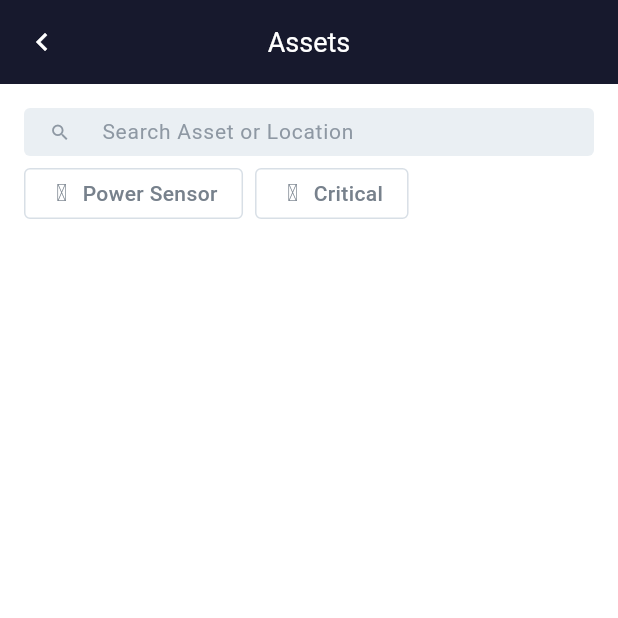
After one commit to matheusfelipe1/Tractian-Selection-Process, a Flutter app: the AssetsPage screen opened by its route, on a phone screen of 412 x 824 dp, the top half of it. The commit adds this screen. Run offline on Flutter 3.47's test engine with Material 3 defaults, Android fonts, the light colour scheme and no system bars; our stand-ins replace get; generated files the repository leaves out were written again; Roboto replaces fonts that are missing (Roboto-Medium, Roboto-Regular).

Commit message:
feat asset screen top components

```diff
--- a/design_system/lib/design_system.dart
+++ b/design_system/lib/design_system.dart
@@ -4,5 +4,8 @@ export 'styles/tractian_icons.dart';
 export 'styles/tractian_colors.dart';
 export 'styles/tractian_images.dart';
 export 'widgets/appbar/tractian_appbar.dart';
+export 'widgets/text_field/tractian_text_field.dart';
 export 'widgets/appbar/settings/appbar_settings.dart';
+export 'widgets/toggle_button/tractian_toggle_button.dart';
 export 'widgets/companies_tile/tractian_companies_tile_widget.dart';
+export 'widgets/toggle_button/settings/tractian_toggle_buttons_settings.dart';
--- a/design_system/lib/styles/tractian_colors.dart
+++ b/design_system/lib/styles/tractian_colors.dart
@@ -1,4 +1,6 @@
 import 'dart:ui';
+
+import 'package:flutter/material.dart';
 
 abstract class TractianColors {
   // blue
@@ -6,11 +8,13 @@ abstract class TractianColors {
   static const Color blue100 = Color(0xFF17192D);
 
   // white
-  static const Color white50 = Color(0xFFEAEFF3);
+  static const Color whiteBrand = Color(0xFFFFFFFF);
 
   // gray
-  static const Color gray50 = Color(0xFF8E98A3);
-  static const Color gray100 = Color(0xFF77818C);
+  static const Color gray500 = Color(0xFF8E98A3);
+  static const Color gray100 = Color(0xFFEAEFF3);
+  static const Color gray200 = Color(0xFFD8DFE6);
+  static const Color bodyText2 = Color(0xFF77818C);
 
   // black
   static const Color black50 = Color(0xFF17192D);
@@ -20,4 +24,7 @@ abstract class TractianColors {
 
   // red
   static const Color red50 = Color(0xFFED3833);
+
+  // transparent
+  static const Color transparent = Colors.transparent;
 }
--- a/design_system/lib/styles/tractian_icons.dart
+++ b/design_system/lib/styles/tractian_icons.dart
@@ -6,6 +6,7 @@ abstract class TractianIcons {
   static IconData cube = const IconData(0xE836, fontFamily: _fontFamily);
   static IconData codepen = const IconData(0xE834, fontFamily: _fontFamily);
   static IconData location = const IconData(0xE835, fontFamily: _fontFamily);
+  static IconData warninig = const IconData(0xE838, fontFamily: _fontFamily);
   static IconData lightning = const IconData(0xE839, fontFamily: _fontFamily);
   static IconData threeSquares = const IconData(0xE837, fontFamily: _fontFamily);
 }
--- a/design_system/lib/widgets/appbar/tractian_appbar.dart
+++ b/design_system/lib/widgets/appbar/tractian_appbar.dart
@@ -26,7 +26,7 @@ class TractianAppbar extends StatelessWidget implements PreferredSizeWidget {
     return appbarSettings.hasTitle
         ? Text(
             appbarSettings.title!,
-            style: regularSm.customColor(TractianColors.white50),
+            style: regularLg.customColor(TractianColors.whiteBrand),
           )
         : appbarSettings.child ?? const SizedBox();
   }
@@ -38,7 +38,7 @@ class TractianAppbar extends StatelessWidget implements PreferredSizeWidget {
       icon: Icon(
         size: 24,
         appbarSettings.leadingIcon,
-        color: TractianColors.white50,
+        color: TractianColors.whiteBrand,
       ),
     );
   }
--- a/design_system/lib/widgets/companies_tile/tractian_companies_tile_widget.dart
+++ b/design_system/lib/widgets/companies_tile/tractian_companies_tile_widget.dart
@@ -29,12 +29,12 @@ class TractianCompaniesTileWidget extends StatelessWidget {
               Icon(
                 size: 24,
                 TractianIcons.threeSquares,
-                color: TractianColors.white50,
+                color: TractianColors.whiteBrand,
               ),
               const SizedBox(width: 16),
               Text(
                 companyNamel,
-                style: mediumLg.customColor(TractianColors.white50),
+                style: mediumLg.customColor(TractianColors.whiteBrand),
               ),
             ],
           ),
--- /dev/null
+++ b/design_system/lib/widgets/text_field/tractian_text_field.dart
@@ -0,0 +1,47 @@
+import 'package:flutter/material.dart';
+import 'package:design_system/styles/tractian_fonts.dart';
+import 'package:design_system/styles/tractian_colors.dart';
+
+class TractianTextField extends StatelessWidget {
+  final String hintText;
+  final Function(String)? onChanged;
+  final TextEditingController controller;
+
+  const TractianTextField({
+    super.key,
+    this.onChanged,
+    required this.hintText,
+    required this.controller,
+  });
+
+  @override
+  Widget build(BuildContext context) {
+    return TextField(
+      cursorHeight: 14,
+      onChanged: onChanged,
+      controller: controller,
+      cursorColor: TractianColors.gray500,
+      style: regularSm.customColor(TractianColors.bodyText2),
+      onTapOutside: (_) {
+        FocusScope.of(context).focusedChild?.unfocus();
+      },
+      decoration: InputDecoration(
+        filled: true,
+        hintText: hintText,
+        contentPadding: EdgeInsets.zero,
+        fillColor: TractianColors.gray100,
+        constraints: const BoxConstraints(maxHeight: 32),
+        hintStyle: regularSm.customColor(TractianColors.gray500),
+        prefixIcon: const Icon(
+          size: 14,
+          Icons.search,
+          color: TractianColors.gray500,
+        ),
+        border: OutlineInputBorder(
+          borderSide: BorderSide.none,
+          borderRadius: BorderRadius.circular(4),
+        ),
+      ),
+    );
+  }
+}
--- /dev/null
+++ b/design_system/lib/widgets/toggle_button/settings/tractian_toggle_buttons_settings.dart
@@ -0,0 +1,26 @@
+import 'package:flutter/material.dart';
+
+class TractianToggleButtonsSettings {
+  final String title;
+  final bool isActive;
+  final IconData icon;
+  final VoidCallback onTapActive;
+  final VoidCallback onTapInactive;
+
+
+  TractianToggleButtonsSettings({
+    required this.icon,
+    required this.title,
+    this.isActive = false,
+    required this.onTapActive,
+    required this.onTapInactive,
+  });
+
+  void onTap() {
+    if (isActive) {
+      onTapInactive();
+    } else {
+      onTapActive();
+    }
+  }
+}
--- /dev/null
+++ b/design_system/lib/widgets/toggle_button/tractian_toggle_button.dart
@@ -0,0 +1,39 @@
+import 'package:flutter/material.dart';
+import 'package:design_system/design_system.dart';
+
+class TractianToggleButton extends StatelessWidget {
+  final TractianToggleButtonsSettings settings;
+  const TractianToggleButton({super.key, required this.settings});
+
+  @override
+  Widget build(BuildContext context) {
+    final isActive = settings.isActive;
+    final color =
+        isActive ? TractianColors.whiteBrand : TractianColors.bodyText2;
+    final textColor = mediumSm.customColor(color);
+    final borderColor = isActive ? TractianColors.whiteBrand : TractianColors.gray200;
+
+    return AnimatedContainer(
+      duration: const Duration(milliseconds: 280),
+      decoration: BoxDecoration(
+        border: Border.all(color: borderColor),
+        borderRadius: BorderRadius.circular(4),
+        color: isActive ? TractianColors.blue50 : TractianColors.transparent,
+      ),
+      child: InkWell(
+        onTap: settings.onTap,
+        borderRadius: BorderRadius.circular(4),
+        child: Padding(
+          padding: const EdgeInsets.symmetric(vertical: 6, horizontal: 16),
+          child: Row(
+            children: [
+              Icon(settings.icon, color: color, size: 16),
+              const SizedBox(width: 6),
+              Text(settings.title, style: textColor),
+            ],
+          ),
+        ),
+      ),
+    );
+  }
+}
--- a/lib/l10n/en.arb
+++ b/lib/l10n/en.arb
@@ -2,5 +2,6 @@
     "@@locale": "en",
     "searchField": "Search Asset or Location",
     "powerSensor": "Power Sensor",
-    "critical": "Critical"
+    "critical": "Critical",
+    "assets": "Assets"
 }
--- a/lib/l10n/pt.arb
+++ b/lib/l10n/pt.arb
@@ -2,5 +2,6 @@
     "@@locale": "pt",
     "searchField": "Buscar Ativo ou Local",
     "powerSensor": "Sensor de Energia",
-    "critical": "Crítico"
+    "critical": "Crítico",
+    "assets": "Ativos"
 }
--- /dev/null
+++ b/lib/src/features/assets/presentations/page/assets_page.dart
@@ -0,0 +1,86 @@
+import 'package:design_system/design_system.dart';
+import 'package:flutter/material.dart';
+import 'package:get/route_manager.dart';
+import 'package:traction_selection_proccess/src/core/utils/tractian_localizations.dart';
+
+class AssetsPage extends StatefulWidget {
+  const AssetsPage({super.key});
+
+  @override
+  State<AssetsPage> createState() => _AssetsPageState();
+}
+
+class _AssetsPageState extends State<AssetsPage> {
+  final TextEditingController controller = TextEditingController();
+  bool isActive = false;
+
+  @override
+  Widget build(BuildContext context) {
+    return Scaffold(
+      backgroundColor: TractianColors.whiteBrand,
+      appBar: TractianAppbar(
+        appbarSettings: AppbarSettings(
+          onTapLeading: Get.back,
+          leadingIcon: Icons.navigate_before,
+          title: tractianLocalizations.assets,
+        ),
+      ),
+      body: Padding(
+        padding: const EdgeInsets.all(16.0),
+        child: Column(
+          children: [
+            TractianTextField(
+              controller: controller,
+              hintText: tractianLocalizations.searchField,
+              onChanged: (value) {},
+            ),
+            const SizedBox(height: 8),
+            Row(
+              children: [
+                FittedBox(
+                  child: TractianToggleButton(
+                    settings: TractianToggleButtonsSettings(
+                      title: tractianLocalizations.powerSensor,
+                      icon: TractianIcons.lightning,
+                      isActive: isActive,
+                      onTapActive: () {
+                        setState(() {
+                          isActive = true;
+                        });
+                      },
+                      onTapInactive: () {
+                        setState(() {
+                          isActive = false;
+                        });
+                      },
+                    ),
+                  ),
+                ),
+                const SizedBox(width: 8),
+                FittedBox(
+                  child: TractianToggleButton(
+                    settings: TractianToggleButtonsSettings(
+                      title: tractianLocalizations.critical,
+                      icon: TractianIcons.warninig,
+                      isActive: isActive,
+                      onTapActive: () {
+                        setState(() {
+                          isActive = true;
+                        });
+                      },
+                      onTapInactive: () {
+                        setState(() {
+                          isActive = false;
+                        });
+                      },
+                    ),
+                  ),
+                ),
+              ],
+            ),
+          ],
+        ),
+      ),
+    );
+  }
+}
--- a/lib/src/features/home/presentations/pages/home_page.dart
+++ b/lib/src/features/home/presentations/pages/home_page.dart
@@ -1,6 +1,8 @@
 import 'package:design_system/design_system.dart';
 import 'package:flutter/material.dart';
+import 'package:get/route_manager.dart';
 import 'package:traction_selection_proccess/src/core/constants/app_constants.dart';
+import 'package:traction_selection_proccess/src/routes/route_paths.dart';
 
 class HomePage extends StatefulWidget {
   const HomePage({super.key});
@@ -13,6 +15,7 @@ class _HomePageState extends State<HomePage> {
   @override
   Widget build(BuildContext context) {
     return Scaffold(
+      backgroundColor: TractianColors.whiteBrand,
       appBar: TractianAppbar(
         appbarSettings: AppbarSettings(
           child: Image.asset(
@@ -24,7 +27,10 @@ class _HomePageState extends State<HomePage> {
       body: Center(
         child: Padding(
           padding: const EdgeInsets.all(8.0),
-          child: TractianCompaniesTileWidget(onTap: () {}, companyNamel: "JAGUAR"),
+          child: TractianCompaniesTileWidget(
+            onTap: () => Get.toNamed(RoutePaths.assets),
+            companyNamel: "JAGUAR",
+          ),
         ),
       ),
     );
--- a/lib/src/routes/route_pages.dart
+++ b/lib/src/routes/route_pages.dart
@@ -1,4 +1,5 @@
 import 'package:get/route_manager.dart';
+import 'package:traction_selection_proccess/src/features/assets/presentations/page/assets_page.dart';
 import 'package:traction_selection_proccess/src/features/home/presentations/pages/home_page.dart';
 import 'package:traction_selection_proccess/src/features/splash_screen/presentations/pages/splash_screen.dart';
 import 'package:traction_selection_proccess/src/routes/route_paths.dart';
@@ -14,6 +15,10 @@ final class RoutePages {
         name: RoutePaths.home,
         page: () => const HomePage(),
       ),
+      GetPage(
+        name: RoutePaths.assets,
+        page: () => const AssetsPage(),
+      ),
     ];
   }
 }
--- a/lib/src/routes/route_paths.dart
+++ b/lib/src/routes/route_paths.dart
@@ -1,4 +1,5 @@
 final class RoutePaths {
   static const String splash = '/';
   static const String home = '/home';
+  static const String assets = '/assets';
 }
```
